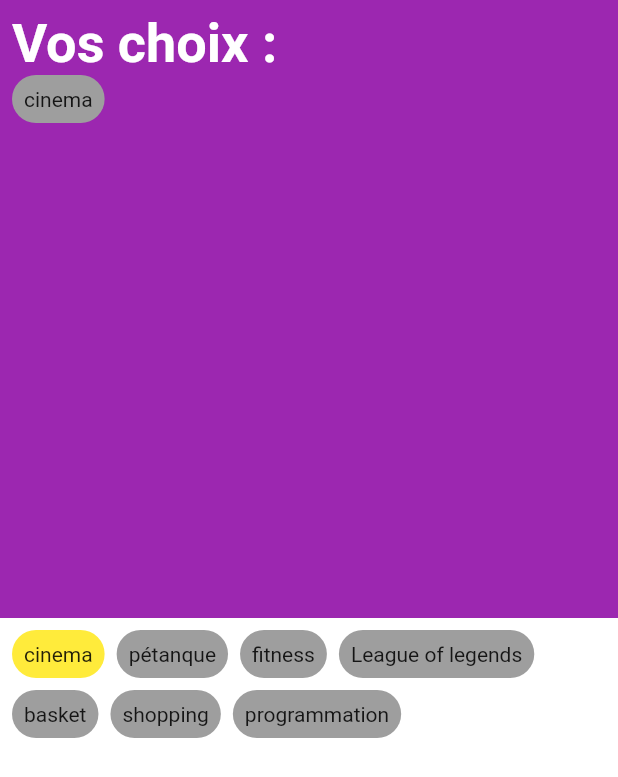
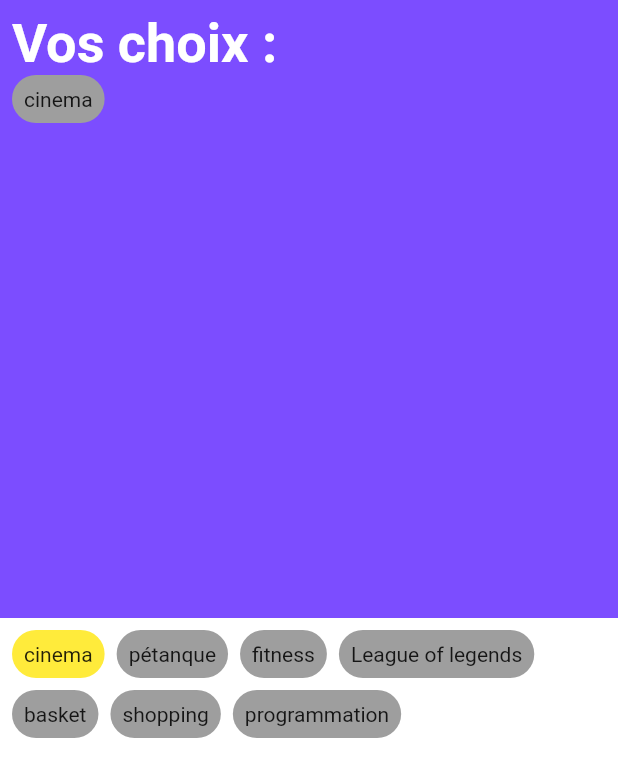
Before and after one commit to Moufid17/choicerapp, a Flutter app: the screen it shows after launch, after a tap on "cinema", on a phone screen of 412 x 824 dp. Shown: the top 777 px of the screen. Run offline on Flutter 3.47's test engine with Material 2 defaults, Android fonts, the phone set to English and light mode, and no system bars.

Commit message:
Clean code. Next feature : Detail page.

```diff
--- a/lib/choice_item.dart
+++ b/lib/choice_item.dart
@@ -3,28 +3,31 @@ import 'package:flutter/material.dart';
 class ChoiceItem extends StatefulWidget {
   bool isTap = false;
   String title;
-  final Function(String, bool)? addElement;
+  final Function(String, bool)? updateElement;
 
-  ChoiceItem({super.key, required this.isTap, required this.title, this.addElement});
+  ChoiceItem({super.key, required this.isTap, required this.title, this.updateElement});
 
   @override
   State<ChoiceItem> createState() => _ChoiceItemState();
 }
 
 class _ChoiceItemState extends State<ChoiceItem> {
+  // Init element color
   Color _color = Colors.grey;
-  void _changeColor() {
+  // Toggle when an element is tapped.
+  void _toggleElementColorAndUpdateHeaderElement() {
     if (widget.isTap) {
       setState(() {
-        // widget.isTap = !widget.isTap;
-        // Toggle light when tapped.
-        _color = _color == Colors.grey ? Colors.yellow : Colors.grey;
-        final String value =  widget.title;
-        if (widget.addElement != null) {
+        // Check if update method is defined by ChoiceItem Parent widget
+        if (widget.updateElement != null) {
+          // Adding State
           if (_color == Colors.yellow ) {
-            widget.addElement!(value, true);
+            _color = Colors.grey;
+            widget.updateElement!(widget.title, false);
+          // Removing State
           } else {
-            widget.addElement!(value, false);
+            _color = Colors.yellow;
+            widget.updateElement!(widget.title, true);
           }
         }
       });
@@ -34,7 +37,7 @@ class _ChoiceItemState extends State<ChoiceItem> {
   Widget build(BuildContext context) {
     return GestureDetector(
       onTap: () {
-        _changeColor();
+        _toggleElementColorAndUpdateHeaderElement();
       },
       child: Container(
         padding: const EdgeInsets.all(8),
--- a/lib/footer.dart
+++ b/lib/footer.dart
@@ -2,21 +2,25 @@ import 'package:choicerapp/choice_item.dart';
 import 'package:flutter/material.dart';
 
 class Footer extends StatefulWidget {
-  final Function(String, bool) addElement;
-  const Footer({super.key, required this.addElement});
+  final Function(String, bool) updateElement;
+
+  const Footer({super.key, required this.updateElement});
 
   @override
   State<Footer> createState() => _FooterState();
 }
 
 class _FooterState extends State<Footer> {
-  void addElementToHeader (String value, bool isAdd) {
+
+  void updateHeaderData (String value, bool isAdd) {
     setState(() {
-      widget.addElement(value, isAdd);
+      widget.updateElement(value, isAdd);
     });
   }
+
   @override
   Widget build(BuildContext context) {
+    // Init header elements
     List<String> footerElement = ["cinema", "pétanque", 'fitness', 'League of legends', 'basket', 'shopping', 'programmation'];
     return Stack(
       children: [
@@ -31,7 +35,8 @@ class _FooterState extends State<Footer> {
               spacing: 8, // Espacement horizontal
               runSpacing: 8, // Espacement vertical
               children: [
-                for (var element in footerElement) ChoiceItem(isTap: true, title: element, addElement: addElementToHeader),
+                // Spread footer elements as ChoiceItem
+                ...footerElement.map((element) => ChoiceItem(isTap: true, title: element, updateElement: updateHeaderData)),
               ]),
         ),
       ],
--- a/lib/header.dart
+++ b/lib/header.dart
@@ -1,9 +1,8 @@
 import 'package:flutter/material.dart';
-
 import 'choice_item.dart';
 
 class Header extends StatelessWidget {
-  List<String> elements;
+  List<String> elements = [];
 
   Header({super.key, required this.elements});
 
@@ -12,33 +11,40 @@ class Header extends StatelessWidget {
     return Stack(
       children: [
         Container(
-          color: Colors.purple,
+          color: Colors.deepPurpleAccent,
         ),
         Padding(
-          padding: EdgeInsets.all(8),
+          padding: const EdgeInsets.all(8),
           child: Column(
             crossAxisAlignment: CrossAxisAlignment.start,
             children: [
-                const Text(
-                  'Vos choix :',
+              const Text('Vos choix :',
                 style: TextStyle(
                     color: Colors.white,
                     fontWeight: FontWeight.bold,
-                      fontSize: 36),
+                    fontSize: 36
+                ),
               ),
               if (elements.isEmpty)
-                  const Text('Cliquez sur les choix ci-dessous !')
+                const Text('Cliquez sur les choix ci-dessous !',
+                  style: TextStyle(
+                    color: Colors.white,
+                    fontSize: 18
+                  ),
+                )
               else
                 Wrap(
                     spacing: 4, // Espacement horizontal
                     runSpacing: 6, // Espacement vertical
                     children: [
-                    ...elements.map((element) => ChoiceItem(isTap: false, title: element))]
+                      // Spread header elements as ChoiceItem
+                      ...elements.map((element) => ChoiceItem(isTap: false, title: element))
+                    ]  // Wrap Children
                 ),
-              ]
+            ],  // Column Children
           ),
         ),
-      ],
+      ], // Stack Children
     );
   }
 }
--- a/lib/main.dart
+++ b/lib/main.dart
@@ -5,8 +5,6 @@ import 'package:flutter/material.dart';
 void main() {
   runApp(const MyApp());
 }
-
-List<String> headerElement = [];
 
 class MyApp extends StatefulWidget {
   const MyApp({super.key});
@@ -16,12 +14,16 @@ class MyApp extends StatefulWidget {
 }
 
 class _MyAppState extends State<MyApp> {
-  void addElementToHeader(String value, bool isAdding) {
+  List<String> headerElement = [];
+  void updateHeaderData(String value, bool isAdd) {
     setState(() {
-      if (isAdding) {
+      // Add Element
+      if (isAdd) {
         headerElement.add(value);
+      // Pop Element
       } else {
-        headerElement = headerElement.where((e) => e != value).toList();
+        // Filter header element with value
+        headerElement = headerElement.where((element) => element != value).toList();
       }
     });
   }
@@ -34,13 +36,15 @@ class _MyAppState extends State<MyApp> {
               child: Column(
                 children: [
                   Expanded(
-                    child: Header(
-                      elements: headerElement,
-                    )
+                    child: Header(elements: headerElement,)
                   ),
-                  Expanded(child: Footer(addElement: addElementToHeader)),
+                  Expanded(
+                      child: Footer(updateElement: updateHeaderData,)
+                  ),
                 ],
               ),
-    )));
+            )
+        )
+    );
   }
 }
```
Also changed, not shown: 1 other file. Lines whose indentation alone changed are shown as unchanged.
